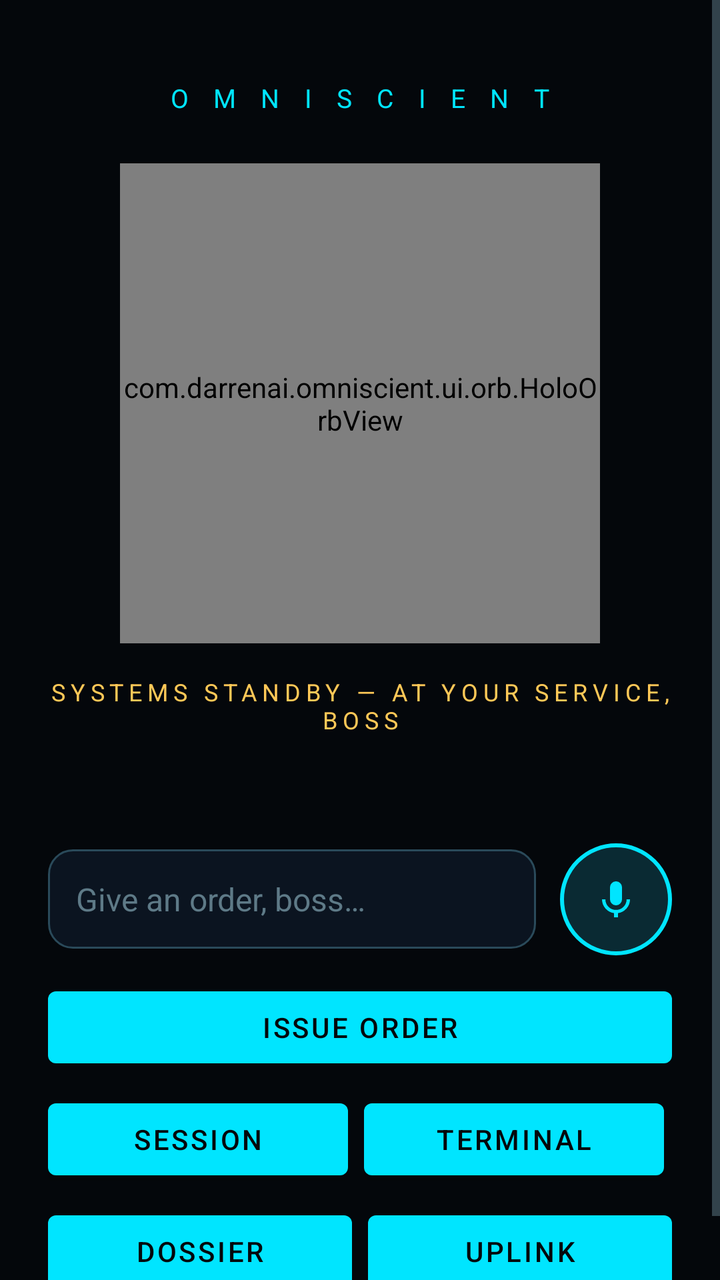
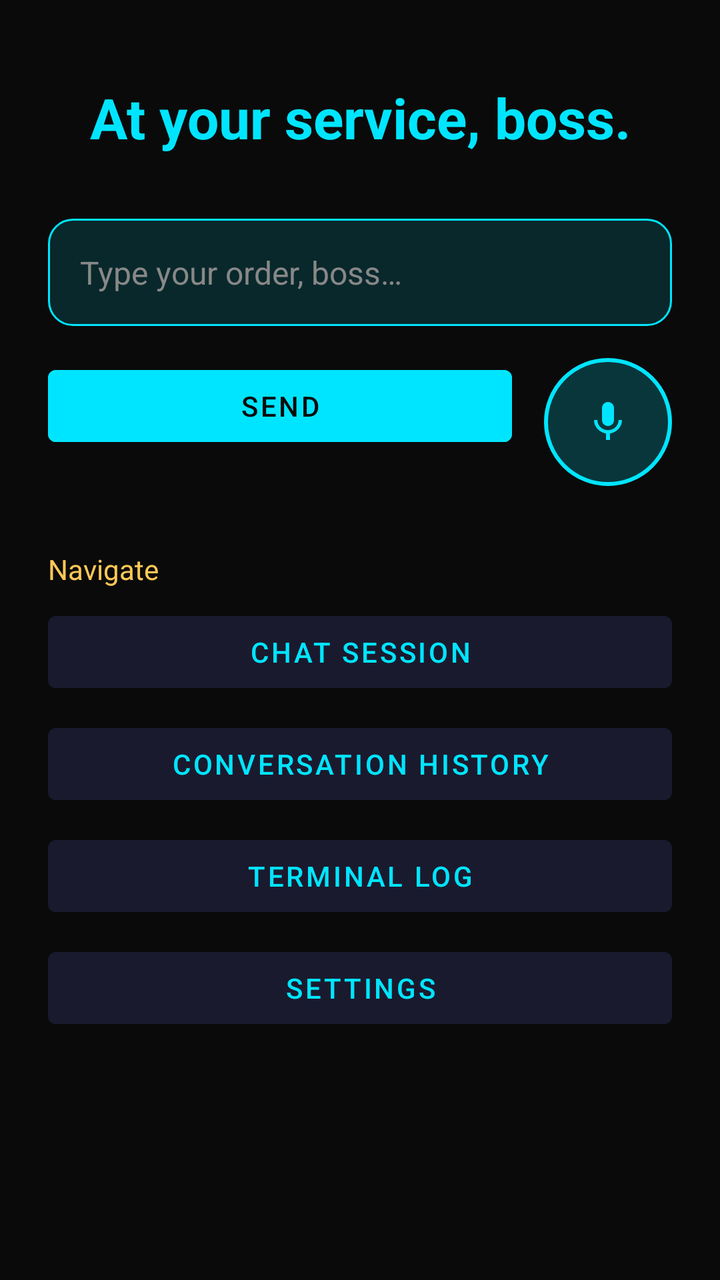

Before-and-after screenshots of an Android layout around one commit, followed by the original layout XML and the change that was made.
<!-- AndroidManifest.xml: application theme Theme.Omniscient -->
<!-- res/layout/activity_home.xml -->
<?xml version="1.0" encoding="utf-8"?>
<ScrollView xmlns:android="http://schemas.android.com/apk/res/android"
    android:layout_width="match_parent"
    android:layout_height="match_parent"
    android:background="@color/void_black"
    android:fillViewport="true">

    <LinearLayout
        android:layout_width="match_parent"
        android:layout_height="wrap_content"
        android:gravity="center_horizontal"
        android:orientation="vertical"
        android:padding="24dp">

        <TextView
            style="@style/HudHeader"
            android:layout_width="wrap_content"
            android:layout_height="wrap_content"
            android:layout_marginTop="16dp"
            android:text="@string/tagline" />

        <com.darrenai.omniscient.ui.orb.HoloOrbView
            android:id="@+id/orb"
            android:layout_width="240dp"
            android:layout_height="240dp"
            android:layout_marginTop="24dp" />

        <TextView
            android:id="@+id/statusText"
            style="@style/HudStatus"
            android:layout_width="wrap_content"
            android:layout_height="wrap_content"
            android:layout_marginTop="16dp"
            android:gravity="center"
            android:text="@string/status_idle" />

        <TextView
            android:id="@+id/heardText"
            android:layout_width="match_parent"
            android:layout_height="wrap_content"
            android:layout_marginTop="12dp"
            android:gravity="center"
            android:text=""
            android:textColor="@color/ghost_white"
            android:textSize="16sp" />

        <LinearLayout
            android:layout_width="match_parent"
            android:layout_height="wrap_content"
            android:layout_marginTop="20dp"
            android:gravity="center_vertical"
            android:orientation="horizontal">

            <EditText
                android:id="@+id/inputText"
                android:layout_width="0dp"
                android:layout_height="wrap_content"
                android:layout_weight="1"
                android:background="@drawable/glass_input"
                android:hint="@string/hint_text"
                android:inputType="text"
                android:padding="14dp"
                android:textColor="@color/ghost_white"
                android:textColorHint="@color/muted"
                android:textSize="16sp" />

            <ImageButton
                android:id="@+id/micButton"
                android:layout_width="56dp"
                android:layout_height="56dp"
                android:layout_marginStart="12dp"
                android:background="@drawable/mic_ring"
                android:contentDescription="@string/cd_mic"
                android:padding="14dp"
                android:src="@drawable/ic_mic" />
        </LinearLayout>

        <Button
            android:id="@+id/sendButton"
            android:layout_width="match_parent"
            android:layout_height="wrap_content"
            android:layout_marginTop="12dp"
            android:text="ISSUE ORDER" />

        <LinearLayout
            android:layout_width="match_parent"
            android:layout_height="wrap_content"
            android:layout_marginTop="8dp"
            android:orientation="horizontal">

            <Button
                android:id="@+id/sessionButton"
                android:layout_width="0dp"
                android:layout_height="wrap_content"
                android:layout_marginEnd="4dp"
                android:layout_weight="1"
                android:text="SESSION" />

            <Button
                android:id="@+id/terminalButton"
                android:layout_width="0dp"
                android:layout_height="wrap_content"
                android:layout_marginStart="4dp"
                android:layout_marginEnd="4dp"
                android:layout_weight="1"
                android:text="TERMINAL" />
        </LinearLayout>

        <LinearLayout
            android:layout_width="match_parent"
            android:layout_height="wrap_content"
            android:layout_marginTop="8dp"
            android:orientation="horizontal">

            <Button
                android:id="@+id/historyButton"
                android:layout_width="0dp"
                android:layout_height="wrap_content"
                android:layout_marginEnd="4dp"
                android:layout_weight="1"
                android:text="DOSSIER" />

            <Button
                android:id="@+id/settingsButton"
                android:layout_width="0dp"
                android:layout_height="wrap_content"
                android:layout_marginStart="4dp"
                android:layout_weight="1"
                android:text="UPLINK" />
        </LinearLayout>
    </LinearLayout>
</ScrollView>
<!-- resources referenced by this layout -->
<resources>
  <color name="ghost_white">#D6F4FF</color>
  <color name="muted">#5E7A87</color>
  <color name="void_black">#04070B</color>
  <!-- drawable glass_input (drawable) -->
  <?xml version="1.0" encoding="utf-8"?>
  <shape xmlns:android="http://schemas.android.com/apk/res/android"
      android:shape="rectangle">
      <solid android:color="#0B1420" />
      <stroke android:width="1dp" android:color="@color/glass_edge" />
      <corners android:radius="12dp" />
  </shape>
  <!-- drawable ic_mic (drawable) -->
  <?xml version="1.0" encoding="utf-8"?>
  <vector xmlns:android="http://schemas.android.com/apk/res/android"
      android:width="24dp" android:height="24dp"
      android:viewportWidth="24" android:viewportHeight="24">
      <path android:fillColor="#00E5FF"
          android:pathData="M12,15a3,3 0 0,0 3,-3L15,6a3,3 0 0,0 -6,0v6a3,3 0 0,0 3,3zM17.3,12a5.3,5.3 0 0,1 -10.6,0L5,12a7,7 0 0,0 6,6.9L11,21h2v-2.1A7,7 0 0,0 19,12h-1.7z" />
  </vector>
  <!-- drawable mic_ring (drawable) -->
  <?xml version="1.0" encoding="utf-8"?>
  <shape xmlns:android="http://schemas.android.com/apk/res/android" android:shape="oval">
      <solid android:color="#0A2A33" />
      <stroke android:width="2dp" android:color="@color/arc_cyan" />
  </shape>
  <string name="cd_mic">Voice input</string>
  <string name="hint_text">Give an order, boss…</string>
  <string name="status_idle">SYSTEMS STANDBY — AT YOUR SERVICE, BOSS</string>
  <string name="tagline">O M N I S C I E N T</string>
  <style name="HudHeader">
          <item name="android:textColor">@color/arc_cyan</item>
          <item name="android:letterSpacing">0.35</item>
          <item name="android:textSize">13sp</item>
      </style>
  <style name="HudStatus">
          <item name="android:textColor">@color/gold</item>
          <item name="android:letterSpacing">0.22</item>
          <item name="android:textSize">12sp</item>
      </style>
  <style name="Theme.Omniscient" parent="Theme.MaterialComponents.DayNight.NoActionBar">
          <item name="colorPrimary">@color/arc_cyan</item>
          <item name="colorPrimaryVariant">@color/arc_cyan_dim</item>
          <item name="colorOnPrimary">@color/void_black</item>
          <item name="colorSecondary">@color/gold</item>
          <item name="android:colorBackground">@color/void_black</item>
          <item name="colorSurface">@color/panel</item>
          <item name="colorOnSurface">@color/ghost_white</item>
          <item name="android:textColorPrimary">@color/ghost_white</item>
          <item name="android:textColorSecondary">@color/muted</item>
          <item name="android:windowBackground">@color/void_black</item>
          <item name="android:statusBarColor">@color/void_black</item>
          <item name="android:navigationBarColor">@color/void_black</item>
      </style>
  <color name="glass_edge">#2A4A5A</color>
  <color name="arc_cyan">#00E5FF</color>
  <color name="gold">#FFC857</color>
  <color name="arc_cyan_dim">#0E5A66</color>
  <color name="panel">#0A1119</color>
</resources>

<!-- the commit's change to res/layout/activity_home.xml (unified diff, before → after) -->
@@ -8,125 +8,110 @@
     <LinearLayout
         android:layout_width="match_parent"
         android:layout_height="wrap_content"
-        android:gravity="center_horizontal"
         android:orientation="vertical"
         android:padding="24dp">
 
         <TextView
-            style="@style/HudHeader"
-            android:layout_width="wrap_content"
-            android:layout_height="wrap_content"
-            android:layout_marginTop="16dp"
-            android:text="@string/tagline" />
-
-        <com.darrenai.omniscient.ui.orb.HoloOrbView
-            android:id="@+id/orb"
-            android:layout_width="240dp"
-            android:layout_height="240dp"
-            android:layout_marginTop="24dp" />
-
-        <TextView
-            android:id="@+id/statusText"
-            style="@style/HudStatus"
-            android:layout_width="wrap_content"
-            android:layout_height="wrap_content"
-            android:layout_marginTop="16dp"
-            android:gravity="center"
-            android:text="@string/status_idle" />
-
-        <TextView
-            android:id="@+id/heardText"
+            android:id="@+id/homeStatus"
             android:layout_width="match_parent"
             android:layout_height="wrap_content"
-            android:layout_marginTop="12dp"
+            android:text="At your service, boss."
+            android:textSize="28sp"
+            android:textColor="@color/cyan"
+            android:textStyle="bold"
             android:gravity="center"
-            android:text=""
-            android:textColor="@color/ghost_white"
-            android:textSize="16sp" />
+            android:layout_marginTop="16dp" />
+
+        <EditText
+            android:id="@+id/homeInput"
+            android:layout_width="match_parent"
+            android:layout_height="wrap_content"
+            android:hint="Type your order, boss…"
+            android:textSize="16sp"
+            android:textColor="@color/text_light"
+            android:textColorHint="@color/text_dim"
+            android:background="@drawable/glass_input"
+            android:padding="16dp"
+            android:layout_marginTop="32dp"
+            android:inputType="text"
+            android:maxLines="3" />
 
         <LinearLayout
             android:layout_width="match_parent"
             android:layout_height="wrap_content"
-            android:layout_marginTop="20dp"
-            android:gravity="center_vertical"
-            android:orientation="horizontal">
+            android:orientation="horizontal"
+            android:layout_marginTop="16dp">
 
-            <EditText
-                android:id="@+id/inputText"
+            <Button
+                android:id="@+id/homeSend"
                 android:layout_width="0dp"
                 android:layout_height="wrap_content"
                 android:layout_weight="1"
-                android:background="@drawable/glass_input"
-                android:hint="@string/hint_text"
-                android:inputType="text"
-                android:padding="14dp"
-                android:textColor="@color/ghost_white"
-                android:textColorHint="@color/muted"
-                android:textSize="16sp" />
+                android:text="SEND"
+                android:textColor="@color/void_black"
+                android:backgroundTint="@color/cyan" />
 
             <ImageButton
-                android:id="@+id/micButton"
-                android:layout_width="56dp"
-                android:layout_height="56dp"
-                android:layout_marginStart="12dp"
+                android:id="@+id/homeVoice"
+                android:layout_width="64dp"
+                android:layout_height="64dp"
+                android:layout_marginStart="16dp"
+                android:src="@drawable/ic_mic"
                 android:background="@drawable/mic_ring"
-                android:contentDescription="@string/cd_mic"
-                android:padding="14dp"
-                android:src="@drawable/ic_mic" />
+                android:contentDescription="Voice input" />
+
         </LinearLayout>
 
-        <Button
-            android:id="@+id/sendButton"
+        <TextView
             android:layout_width="match_parent"
             android:layout_height="wrap_content"
-            android:layout_marginTop="12dp"
-            android:text="ISSUE ORDER" />
+            android:text="Navigate"
+            android:textSize="14sp"
+            android:textColor="@color/gold"
+            android:layout_marginTop="32dp"
+            android:layout_marginBottom="8dp" />
 
         <LinearLayout
             android:layout_width="match_parent"
             android:layout_height="wrap_content"
-            android:layout_marginTop="8dp"
-            android:orientation="horizontal">
+            android:orientation="vertical">
 
             <Button
-                android:id="@+id/sessionButton"
-                android:layout_width="0dp"
+                android:id="@+id/navChat"
+                android:layout_width="match_parent"
                 android:layout_height="wrap_content"
-                android:layout_marginEnd="4dp"
-                android:layout_weight="1"
-                android:text="SESSION" />
+                android:text="Chat Session"
+                android:textColor="@color/cyan"
+                android:backgroundTint="@color/glass_bg"
+                android:layout_marginBottom="8dp" />
 
             <Button
-                android:id="@+id/terminalButton"
-                android:layout_width="0dp"
+                android:id="@+id/navHistory"
+                android:layout_width="match_parent"
                 android:layout_height="wrap_content"
-                android:layout_marginStart="4dp"
-                android:layout_marginEnd="4dp"
-                android:layout_weight="1"
-                android:text="TERMINAL" />
+                android:text="Conversation History"
+                android:textColor="@color/cyan"
+                android:backgroundTint="@color/glass_bg"
+                android:layout_marginBottom="8dp" />
+
+            <Button
+                android:id="@+id/navTerminal"
+                android:layout_width="match_parent"
+                android:layout_height="wrap_content"
+                android:text="Terminal Log"
+                android:textColor="@color/cyan"
+                android:backgroundTint="@color/glass_bg"
+                android:layout_marginBottom="8dp" />
+
+            <Button
+                android:id="@+id/navSettings"
+                android:layout_width="match_parent"
+                android:layout_height="wrap_content"
+                android:text="Settings"
+                android:textColor="@color/cyan"
+                android:backgroundTint="@color/glass_bg" />
+
         </LinearLayout>
 
-        <LinearLayout
-            android:layout_width="match_parent"
-            android:layout_height="wrap_content"
-            android:layout_marginTop="8dp"
-            android:orientation="horizontal">
-
-            <Button
-                android:id="@+id/historyButton"
-                android:layout_width="0dp"
-                android:layout_height="wrap_content"
-                android:layout_marginEnd="4dp"
-                android:layout_weight="1"
-                android:text="DOSSIER" />
-
-            <Button
-                android:id="@+id/settingsButton"
-                android:layout_width="0dp"
-                android:layout_height="wrap_content"
-                android:layout_marginStart="4dp"
-                android:layout_weight="1"
-                android:text="UPLINK" />
-        </LinearLayout>
     </LinearLayout>
 </ScrollView>
<!-- resource entries referenced after the edit -->
@@ -1,62 +1,45 @@
 <!-- resources referenced by this layout -->
 <resources>
-  <color name="ghost_white">#D6F4FF</color>
-  <color name="muted">#5E7A87</color>
-  <color name="void_black">#04070B</color>
+  <color name="cyan">#00E5FF</color>
+  <color name="glass_bg">#1A1A2E</color>
+  <color name="void_black">#0A0A0A</color>
   <!-- drawable glass_input (drawable) -->
   <?xml version="1.0" encoding="utf-8"?>
   <shape xmlns:android="http://schemas.android.com/apk/res/android"
       android:shape="rectangle">
-      <solid android:color="#0B1420" />
-      <stroke android:width="1dp" android:color="@color/glass_edge" />
+      <solid android:color="#2200E5FF" />
+      <stroke android:width="1dp" android:color="#00E5FF" />
       <corners android:radius="12dp" />
   </shape>
   <!-- drawable ic_mic (drawable) -->
   <?xml version="1.0" encoding="utf-8"?>
   <vector xmlns:android="http://schemas.android.com/apk/res/android"
-      android:width="24dp" android:height="24dp"
-      android:viewportWidth="24" android:viewportHeight="24">
-      <path android:fillColor="#00E5FF"
-          android:pathData="M12,15a3,3 0 0,0 3,-3L15,6a3,3 0 0,0 -6,0v6a3,3 0 0,0 3,3zM17.3,12a5.3,5.3 0 0,1 -10.6,0L5,12a7,7 0 0,0 6,6.9L11,21h2v-2.1A7,7 0 0,0 19,12h-1.7z" />
+      android:width="24dp"
+      android:height="24dp"
+      android:viewportWidth="24"
+      android:viewportHeight="24">
+      <path
+          android:fillColor="#00E5FF"
+          android:pathData="M12,14c1.66,0 2.99,-1.34 2.99,-3L15,5c0,-1.66 -1.34,-3 -3,-3S9,3.34 9,5v6c0,1.66 1.34,3 3,3zM17.3,11c0,3 -2.54,5.1 -5.3,5.1S6.7,14 6.7,11H5c0,3.41 2.72,6.23 6,6.72V21h2v-3.28c3.28,-0.48 6,-3.3 6,-6.72h-1.7z" />
   </vector>
   <!-- drawable mic_ring (drawable) -->
   <?xml version="1.0" encoding="utf-8"?>
-  <shape xmlns:android="http://schemas.android.com/apk/res/android" android:shape="oval">
-      <solid android:color="#0A2A33" />
-      <stroke android:width="2dp" android:color="@color/arc_cyan" />
+  <shape xmlns:android="http://schemas.android.com/apk/res/android"
+      android:shape="oval">
+      <solid android:color="#3300E5FF" />
+      <stroke android:width="2dp" android:color="#00E5FF" />
   </shape>
-  <string name="cd_mic">Voice input</string>
-  <string name="hint_text">Give an order, boss…</string>
-  <string name="status_idle">SYSTEMS STANDBY — AT YOUR SERVICE, BOSS</string>
-  <string name="tagline">O M N I S C I E N T</string>
-  <style name="HudHeader">
-          <item name="android:textColor">@color/arc_cyan</item>
-          <item name="android:letterSpacing">0.35</item>
-          <item name="android:textSize">13sp</item>
-      </style>
-  <style name="HudStatus">
-          <item name="android:textColor">@color/gold</item>
-          <item name="android:letterSpacing">0.22</item>
-          <item name="android:textSize">12sp</item>
-      </style>
   <style name="Theme.Omniscient" parent="Theme.MaterialComponents.DayNight.NoActionBar">
-          <item name="colorPrimary">@color/arc_cyan</item>
-          <item name="colorPrimaryVariant">@color/arc_cyan_dim</item>
+          <item name="colorPrimary">@color/cyan</item>
+          <item name="colorPrimaryVariant">@color/gold</item>
           <item name="colorOnPrimary">@color/void_black</item>
           <item name="colorSecondary">@color/gold</item>
-          <item name="android:colorBackground">@color/void_black</item>
-          <item name="colorSurface">@color/panel</item>
-          <item name="colorOnSurface">@color/ghost_white</item>
-          <item name="android:textColorPrimary">@color/ghost_white</item>
-          <item name="android:textColorSecondary">@color/muted</item>
           <item name="android:windowBackground">@color/void_black</item>
           <item name="android:statusBarColor">@color/void_black</item>
           <item name="android:navigationBarColor">@color/void_black</item>
       </style>
-  <color name="glass_edge">#2A4A5A</color>
-  <color name="arc_cyan">#00E5FF</color>
   <color name="gold">#FFC857</color>
-  <color name="arc_cyan_dim">#0E5A66</color>
-  <color name="panel">#0A1119</color>
+  <color name="text_dim">#888888</color>
+  <color name="text_light">#E8E8E8</color>
 </resources>
 
